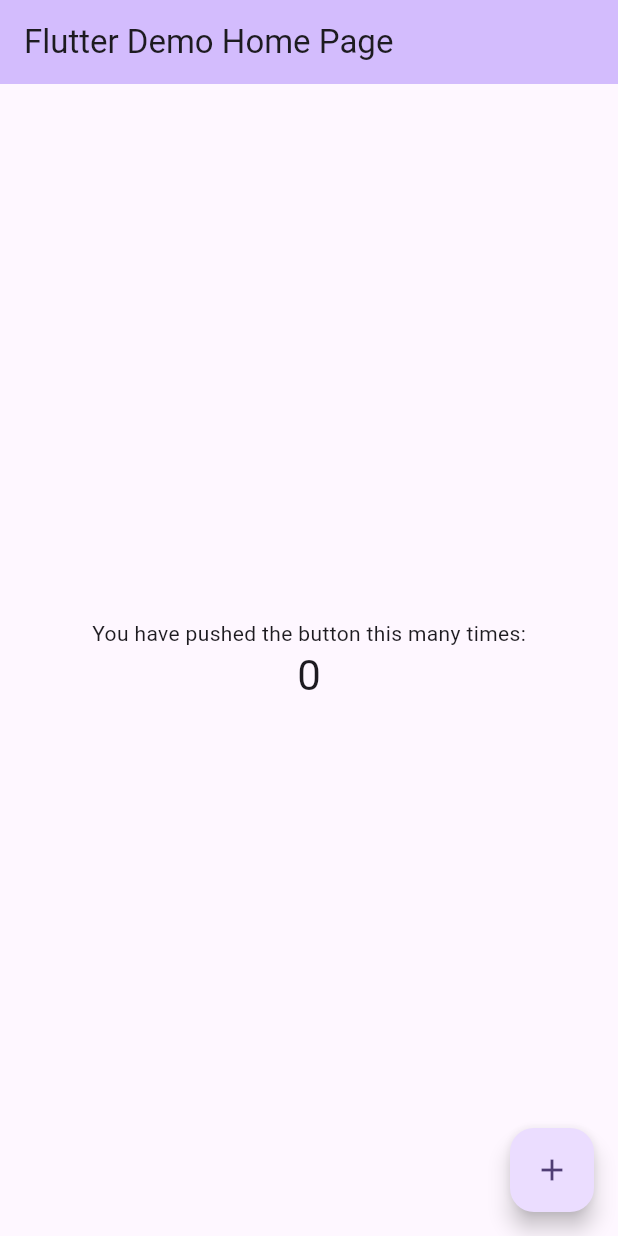
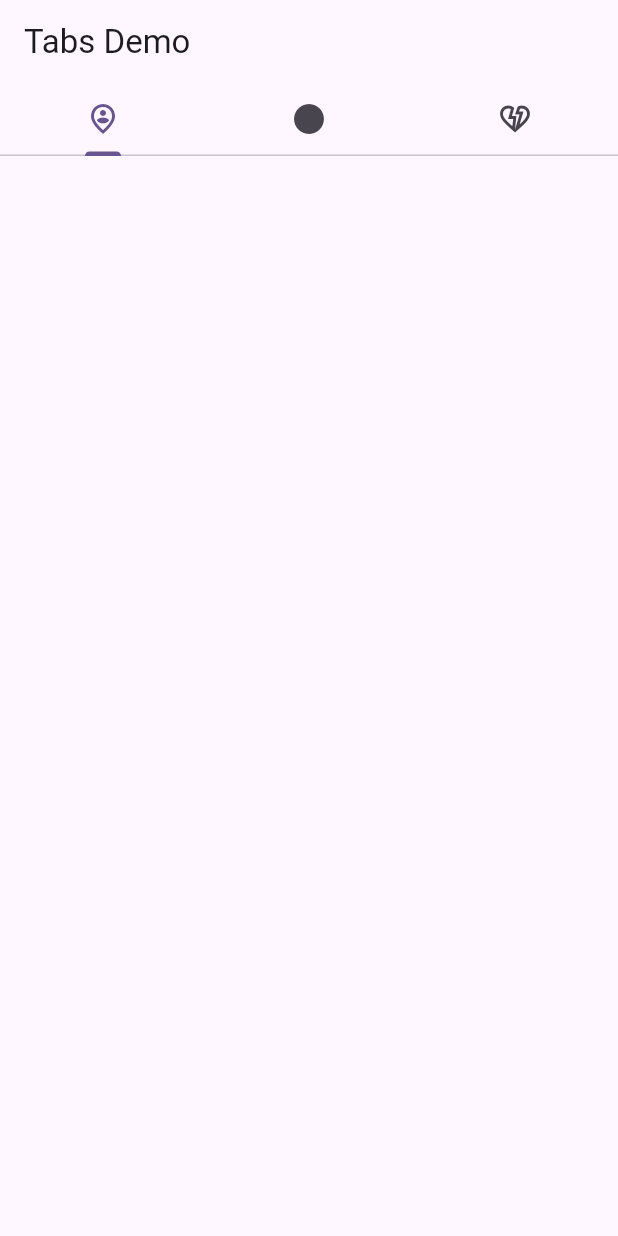
Before and after one commit to jrodriguer/flutter_news_app, a Flutter app: the screen it shows after launch, on a phone screen of 412 x 824 dp. Run offline on Flutter 3.47's test engine with Material 2 defaults, Android fonts, the phone set to English and light mode, and no system bars.

Commit message:
setting up TabBar

```diff
--- a/lib/main.dart
+++ b/lib/main.dart
@@ -30,39 +30,26 @@ class MyHomePage extends StatefulWidget {
 }
 
 class _MyHomePageState extends State<MyHomePage> {
-  int _counter = 0;
-
-  void _incrementCounter() {
-    setState(() {
-      _counter++;
-    });
-  }
-
   @override
   Widget build(BuildContext context) {
-    return Scaffold(
-      appBar: AppBar(
-        backgroundColor: Theme.of(context).colorScheme.inversePrimary,
-        title: Text(widget.title),
-      ),
-      body: Center(
-        child: Column(
-          mainAxisAlignment: MainAxisAlignment.center,
-          children: <Widget>[
-            const Text(
-              'You have pushed the button this many times:',
-            ),
-            Text(
-              '$_counter',
-              style: Theme.of(context).textTheme.headlineMedium,
-            ),
-          ],
+    return DefaultTabController(
+      length: 3,
+      child: Scaffold(
+        appBar: AppBar(
+          bottom: const TabBar(tabs: [
+            Tab(icon: Icon(Icons.person_pin_circle_outlined)),
+            Tab(icon: Icon(Icons.circle)),
+            Tab(icon: Icon(Icons.heart_broken_outlined))
+          ]),
+          title: const Text('Tabs Demo'),
         ),
-      ),
-      floatingActionButton: FloatingActionButton(
-        onPressed: _incrementCounter,
-        tooltip: 'Increment',
-        child: const Icon(Icons.add),
+        // body: const TabBarView(
+        //   children: [
+        //     Text('Tabs Demo 1'),
+        //     Text('Tabs Demo 2'),
+        //     Text('Tabs Demo 3'),
+        //   ],
+        // ),
       ),
     );
   }
```
